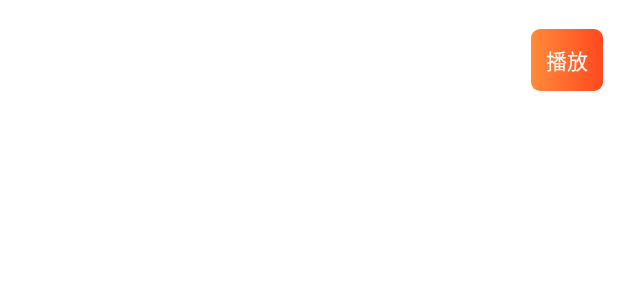
After one commit to likainian/Audio, an Android app: the layout item_play.xml on its own in the app's theme, with its tools: preview values and no code run, on a phone screen of 412 x 824 dp. The commit adds this screen. Shown: the top 300 px of the screen. Run offline under Robolectric (Android 15) with nearby library versions, the phone set to English and light mode, and no system bars.

Commit message:
播放音频

```diff
--- a/app/src/main/AndroidManifest.xml
+++ b/app/src/main/AndroidManifest.xml
@@ -22,6 +22,7 @@
             </intent-filter>
         </activity>
         <activity android:name=".activity.RecordActivity"/>
+        <activity android:name=".activity.PlayActivity"/>
     </application>
 
 </manifest>
--- a/app/src/main/java/com/fly/audio/activity/MainActivity.kt
+++ b/app/src/main/java/com/fly/audio/activity/MainActivity.kt
@@ -14,4 +14,8 @@ class MainActivity : BaseBindActivity<ActivityMainBinding>() {
     val onClickRecord = Bind.onClick {
         RecordActivity.startActivity(this)
     }
+
+    val onClickPlay = Bind.onClick {
+        PlayActivity.startActivity(this)
+    }
 }
--- a/app/src/main/java/com/fly/audio/audio/AudioRecorder.java
+++ b/app/src/main/java/com/fly/audio/audio/AudioRecorder.java
@@ -21,7 +21,8 @@ public class AudioRecorder {
     //采样频率一般共分为22.05KHz、44.1KHz、48KHz三个等级
     private final static int AUDIO_SAMPLE_RATE = 16000;
     //声道 单声道
-    private final static int AUDIO_CHANNEL = AudioFormat.CHANNEL_IN_MONO;
+    private final static int AUDIO_CHANNEL = AudioFormat.CHANNEL_IN_DEFAULT;
+
     //编码
     private final static int AUDIO_ENCODING = AudioFormat.ENCODING_PCM_16BIT;
     // 缓冲区字节大小
@@ -52,8 +53,8 @@ public class AudioRecorder {
         Log.d("AudioRecorder", "===startRecord===");
         // 获得缓冲区字节大小
         bufferSizeInBytes = AudioRecord.getMinBufferSize(AUDIO_SAMPLE_RATE, AUDIO_CHANNEL, AUDIO_ENCODING);
+
         audioRecord = new AudioRecord(AUDIO_INPUT, AUDIO_SAMPLE_RATE, AUDIO_CHANNEL, AUDIO_ENCODING, bufferSizeInBytes);
-
         audioRecord.startRecording();
 
         fileName = String.valueOf(System.currentTimeMillis());
@@ -139,6 +140,7 @@ public class AudioRecorder {
             public void run() {
                 if (PcmToWav.mergePCMFilesToWAVFile(filePaths, FileUtil.getWavFileAbsolutePath(fileName))) {
                     //操作成功
+                    Log.i("AudioRecorder","录音完成："+FileUtil.getPcmFileAbsolutePath(fileName));
                 } else {
                     //操作失败
                     Log.e("AudioRecorder", "mergePCMFilesToWAVFile fail");
--- a/app/src/main/java/com/fly/audio/viewmodel/RecordViewModel.kt
+++ b/app/src/main/java/com/fly/audio/viewmodel/RecordViewModel.kt
@@ -20,7 +20,7 @@ class RecordViewModel : BaseViewModel() {
     var recordList = MutableLiveData<String>() //录音列表
     var recordStatus = MutableLiveData<Boolean>() //录音状态
     var recordTime = MutableLiveData<Int>() //录音时间
-    var recordWords = MutableLiveData("按住录音") //录音
+    var recordWords = MutableLiveData("按住录音") //录音按钮
 
     private var subscribe: Disposable? = null
 
--- a/app/src/main/res/layout/activity_main.xml
+++ b/app/src/main/res/layout/activity_main.xml
@@ -32,6 +32,7 @@
             android:layout_width="wrap_content"
             android:layout_height="wrap_content"
             android:text="回放界面"
+            android:view_onClick="@{owner.onClickPlay}"
             android:textColor="@color/white"
             android:background="@drawable/selector_btn"
             android:padding="10dp"
--- /dev/null
+++ b/app/src/main/res/layout/item_play.xml
@@ -0,0 +1,33 @@
+<?xml version="1.0" encoding="utf-8"?>
+<layout xmlns:android="http://schemas.android.com/apk/res/android"
+    xmlns:app="http://schemas.android.com/apk/res-auto">
+    <data>
+        <variable
+            name="item"
+            type="java.io.File" />
+    </data>
+    <androidx.constraintlayout.widget.ConstraintLayout
+        android:layout_width="match_parent"
+        android:layout_height="80dp"
+        android:padding="10dp">
+        <TextView
+            android:text="@{item.absolutePath}"
+            app:layout_constraintTop_toTopOf="parent"
+            app:layout_constraintBottom_toBottomOf="parent"
+            app:layout_constraintStart_toStartOf="parent"
+            android:layout_width="wrap_content"
+            android:layout_height="wrap_content"/>
+        <TextView
+            android:id="@+id/tvPlay"
+            android:text="播放"
+            android:padding="10dp"
+            android:textColor="@color/white"
+            app:layout_constraintTop_toTopOf="parent"
+            app:layout_constraintBottom_toBottomOf="parent"
+            app:layout_constraintEnd_toEndOf="parent"
+            android:background="@drawable/selector_btn"
+            android:layout_width="wrap_content"
+            android:layout_height="wrap_content"/>
+    </androidx.constraintlayout.widget.ConstraintLayout>
+
+</layout>
--- a/build.gradle
+++ b/build.gradle
@@ -19,6 +19,7 @@ allprojects {
         google()
         mavenCentral()
         jcenter() // Warning: this repository is going to shut down soon
+        maven { url 'https://jitpack.io' }
     }
 }
 
--- a/core/build.gradle
+++ b/core/build.gradle
@@ -53,4 +53,7 @@ dependencies {
     api 'io.reactivex.rxjava2:rxandroid:2.1.1'
 
     api 'androidx.lifecycle:lifecycle-extensions:2.2.0'
+
+    //https://github.com/CymChad/BaseRecyclerViewAdapterHelper
+    api 'com.github.CymChad:BaseRecyclerViewAdapterHelper:3.0.1'
 }
```
Also changed, not shown: app/src/main/java/com/fly/audio/activity/PlayActivity.kt (added, +54 -0 lines), app/src/main/java/com/fly/audio/activity/RecordActivity.kt (+4 -3 lines), app/src/main/java/com/fly/audio/adapter/PlayAdapter.kt (added, +27 -0 lines), app/src/main/java/com/fly/audio/audio/AudioPlay.kt (added, +75 -0 lines), app/src/main/java/com/fly/audio/databing/RecyclerViewBinding.kt (added, +42 -0 lines), app/src/main/java/com/fly/audio/util/FileUtil.java (+3 -39 lines), app/src/main/java/com/fly/audio/viewmodel/PlayViewModel.kt (added, +45 -0 lines), app/src/main/res/layout/activity_play.xml (added, +24 -0 lines), core/src/main/java/com/fly/core/base/BaseDataBindingHolder.kt (added, +14 -0 lines).
